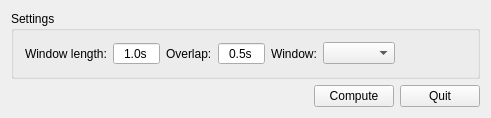
Old version of the form src/plugins/Spectral/SIWidget.ui in the repository HIP-infrastructure/anywave-code.
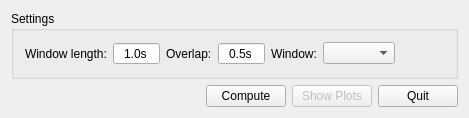
New version of the form. Icons and pictures are not drawn.

Commit message: Working on plot of PSD (Spectral plugin)

```diff
--- a/src/plugins/Spectral/SIWidget.ui
+++ b/src/plugins/Spectral/SIWidget.ui
@@ -6,8 +6,8 @@
    <rect>
     <x>0</x>
     <y>0</y>
-    <width>491</width>
-    <height>105</height>
+    <width>469</width>
+    <height>102</height>
    </rect>
   </property>
   <property name="windowTitle">
@@ -145,6 +145,16 @@
        </property>
       </widget>
      </item>
+     <item>
+      <widget class="QPushButton" name="buttonShowPlots">
+       <property name="enabled">
+        <bool>false</bool>
+       </property>
+       <property name="text">
+        <string>Show Plots</string>
+       </property>
+      </widget>
+     </item>
      <item>
       <widget class="QPushButton" name="buttonQuit">
        <property name="text">
```
The commit also changes 7 other files.
